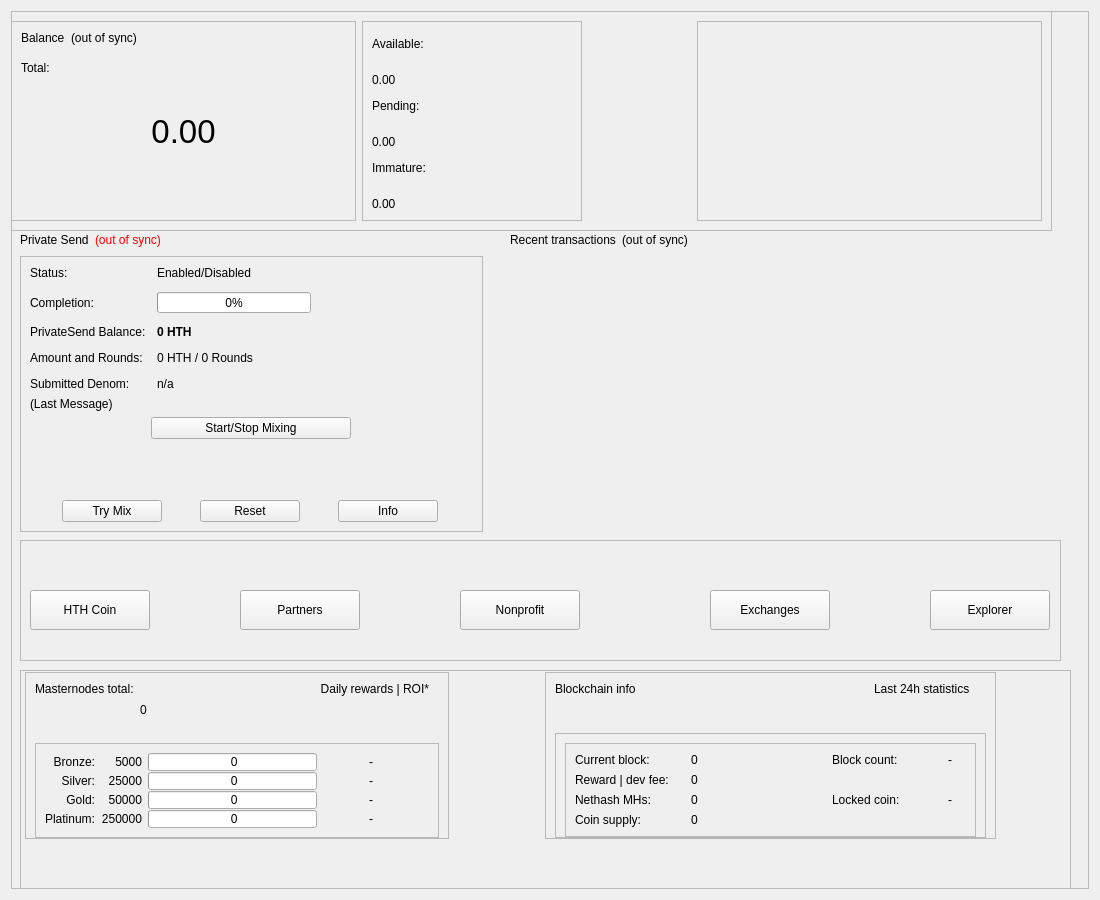
Old version of the form src/qt/forms/overviewpage.ui in the repository devilking6105/HTH-Legacy.
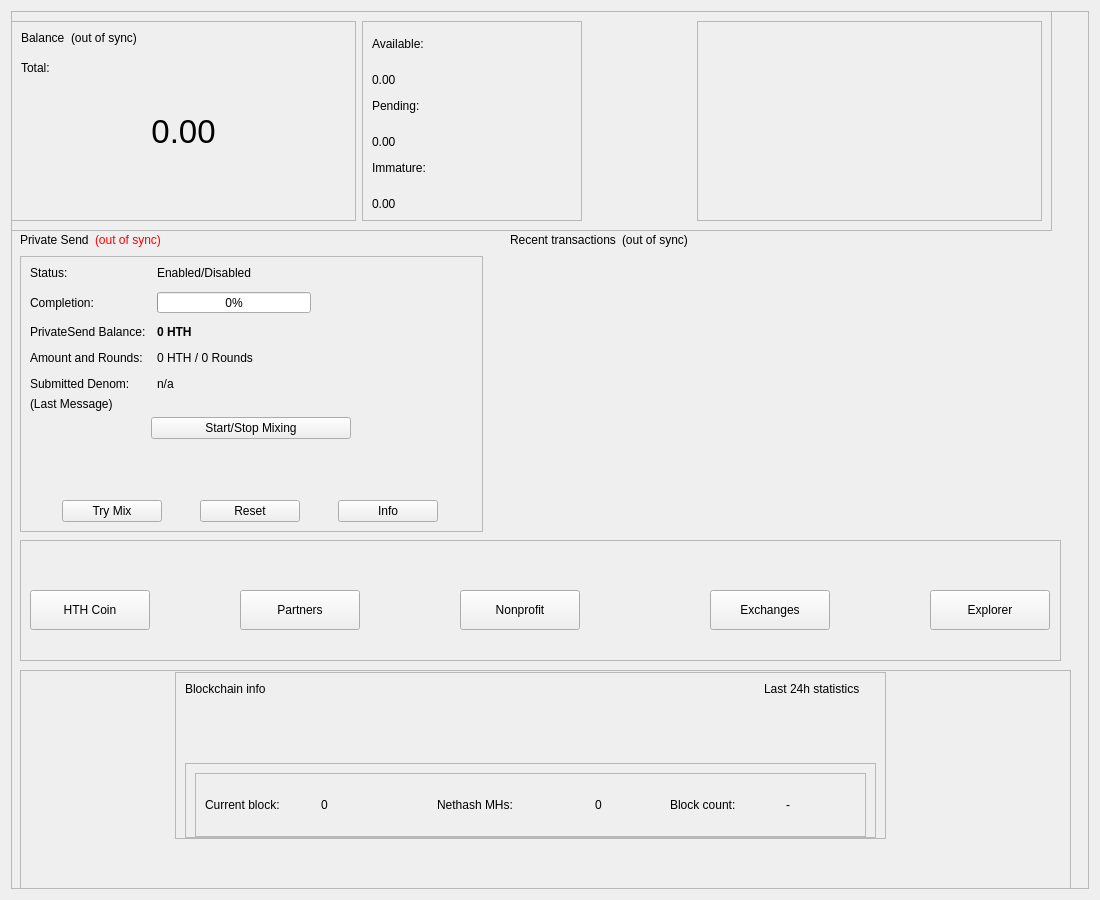
New version of the form.

What changed in the file:
```diff
--- a/src/qt/forms/overviewpage.ui
+++ b/src/qt/forms/overviewpage.ui
@@ -1068,532 +1068,12 @@
       <property name="frameShadow">
        <enum>QFrame::Raised</enum>
       </property>
-      <widget class="QWidget" name="">
-       <property name="geometry">
-        <rect>
-         <x>0</x>
-         <y>0</y>
-         <width>434</width>
-         <height>171</height>
-        </rect>
-       </property>
-       <layout class="QVBoxLayout" name="verticalLayout_12">
-        <item>
-         <widget class="QWidget" name="infoWidget" native="true">
-          <layout class="QVBoxLayout" name="informationWidget">
-           <property name="spacing">
-            <number>5</number>
-           </property>
-           <property name="leftMargin">
-            <number>5</number>
-           </property>
-           <property name="topMargin">
-            <number>2</number>
-           </property>
-           <property name="rightMargin">
-            <number>5</number>
-           </property>
-           <property name="bottomMargin">
-            <number>2</number>
-           </property>
-           <item>
-            <widget class="QFrame" name="frameMnInfo">
-             <property name="frameShape">
-              <enum>QFrame::StyledPanel</enum>
-             </property>
-             <property name="frameShadow">
-              <enum>QFrame::Raised</enum>
-             </property>
-             <layout class="QVBoxLayout" name="verticalLayout_17">
-              <property name="bottomMargin">
-               <number>0</number>
-              </property>
-              <item>
-               <layout class="QHBoxLayout" name="horizontalLayout_9">
-                <item alignment="Qt::AlignTop">
-                 <widget class="QLabel" name="labelMnTotal">
-                  <property name="minimumSize">
-                   <size>
-                    <width>0</width>
-                    <height>0</height>
-                   </size>
-                  </property>
-                  <property name="maximumSize">
-                   <size>
-                    <width>16777215</width>
-                    <height>16777215</height>
-                   </size>
-                  </property>
-                  <property name="text">
-                   <string>Masternodes total:</string>
-                  </property>
-                 </widget>
-                </item>
-                <item>
-                 <widget class="QLabel" name="labelMnTotal_Value">
-                  <property name="text">
-                   <string>0</string>
-                  </property>
-                 </widget>
-                </item>
-                <item>
-                 <spacer name="horizontalSpacer_7">
-                  <property name="orientation">
-                   <enum>Qt::Horizontal</enum>
-                  </property>
-                  <property name="sizeHint" stdset="0">
-                   <size>
-                    <width>40</width>
-                    <height>16</height>
-                   </size>
-                  </property>
-                 </spacer>
-                </item>
-                <item>
-                 <widget class="QLabel" name="labelROI">
-                  <property name="minimumSize">
-                   <size>
-                    <width>0</width>
-                    <height>0</height>
-                   </size>
-                  </property>
-                  <property name="maximumSize">
-                   <size>
-                    <width>16777215</width>
-                    <height>16777215</height>
-                   </size>
-                  </property>
-                  <property name="text">
-                   <string>Daily rewards | ROI*   </string>
-                  </property>
-                  <property name="alignment">
-                   <set>Qt::AlignRight</set>
-                  </property>
-                 </widget>
-                </item>
-               </layout>
-              </item>
-              <item>
-               <widget class="QFrame" name="frameMnInfoLevels">
-                <property name="frameShape">
-                 <enum>QFrame::StyledPanel</enum>
-                </property>
-                <property name="frameShadow">
-                 <enum>QFrame::Raised</enum>
-                </property>
-                <layout class="QGridLayout" name="gridLayout_2">
-                 <property name="verticalSpacing">
-                  <number>1</number>
-                 </property>
-                 <item row="0" column="2">
-                  <widget class="QProgressBar" name="graphMN1">
-                   <property name="minimumSize">
-                    <size>
-                     <width>0</width>
-                     <height>18</height>
-                    </size>
-                   </property>
-                   <property name="maximumSize">
-                    <size>
-                     <width>16777215</width>
-                     <height>18</height>
-                    </size>
-                   </property>
-                   <property name="value">
-                    <number>0</number>
-                   </property>
-                   <property name="format">
-                    <string> %v</string>
-                   </property>
-                  </widget>
-                 </item>
-                 <item row="1" column="2">
-                  <widget class="QProgressBar" name="graphMN2">
-                   <property name="minimumSize">
-                    <size>
-                     <width>0</width>
-                     <height>18</height>
-                    </size>
-                   </property>
-                   <property name="maximumSize">
-                    <size>
-                     <width>16777215</width>
-                     <height>18</height>
-                    </size>
-                   </property>
-                   <property name="value">
-                    <number>0</number>
-                   </property>
-                   <property name="format">
-                    <string> %v</string>
-                   </property>
-                  </widget>
-                 </item>
-                 <item row="3" column="2">
-                  <widget class="QProgressBar" name="graphMN3">
-                   <property name="minimumSize">
-                    <size>
-                     <width>0</width>
-                     <height>18</height>
-                    </size>
-                   </property>
-                   <property name="maximumSize">
-                    <size>
-                     <width>16777215</width>
-                     <height>18</height>
-                    </size>
-                   </property>
-                   <property name="value">
-                    <number>0</number>
-                   </property>
-                   <property name="format">
-                    <string> %v</string>
-                   </property>
-                  </widget>
-                 </item>
-                 <item row="4" column="2">
-                  <widget class="QProgressBar" name="graphMN4">
-                   <property name="minimumSize">
-                    <size>
-                     <width>0</width>
-                     <height>18</height>
-                    </size>
-                   </property>
-                   <property name="maximumSize">
-                    <size>
-                     <width>16777215</width>
-                     <height>18</height>
-                    </size>
-                   </property>
-                   <property name="value">
-                    <number>0</number>
-                   </property>
-                   <property name="format">
-                    <string> %v</string>
-                   </property>
-                  </widget>
-                 </item>
-                 <item row="0" column="3">
-                  <widget class="QLabel" name="roi_11">
-                   <property name="minimumSize">
-                    <size>
-                     <width>50</width>
-                     <height>0</height>
-                    </size>
-                   </property>
-                   <property name="maximumSize">
-                    <size>
-                     <width>16777215</width>
-                     <height>16777215</height>
-                    </size>
-                   </property>
-                   <property name="text">
-                    <string>-</string>
-                   </property>
-                   <property name="alignment">
-                    <set>Qt::AlignRight|Qt::AlignTrailing|Qt::AlignVCenter</set>
-                   </property>
-                  </widget>
-                 </item>
-                 <item row="0" column="4">
-                  <widget class="QLabel" name="roi_12">
-                   <property name="minimumSize">
-                    <size>
-                     <width>50</width>
-                     <height>0</height>
-                    </size>
-                   </property>
-                   <property name="maximumSize">
-                    <size>
-                     <width>16777215</width>
-                     <height>16777215</height>
-                    </size>
-                   </property>
-                   <property name="text">
-                    <string/>
-                   </property>
-                   <property name="alignment">
-                    <set>Qt::AlignLeading|Qt::AlignLeft|Qt::AlignVCenter</set>
-                   </property>
-                  </widget>
-                 </item>
-                 <item row="1" column="3">
-                  <widget class="QLabel" name="roi_21">
-                   <property name="minimumSize">
-                    <size>
-                     <width>50</width>
-                     <height>0</height>
-                    </size>
-                   </property>
-                   <property name="maximumSize">
-                    <size>
-                     <width>16777215</width>
-                     <height>16777215</height>
-                    </size>
-                   </property>
-                   <property name="text">
-                    <string>-</string>
-                   </property>
-                   <property name="alignment">
-                    <set>Qt::AlignRight|Qt::AlignTrailing|Qt::AlignVCenter</set>
-                   </property>
-                  </widget>
-                 </item>
-                 <item row="1" column="4">
-                  <widget class="QLabel" name="roi_22">
-                   <property name="minimumSize">
-                    <size>
-                     <width>50</width>
-                     <height>0</height>
-                    </size>
-                   </property>
-                   <property name="maximumSize">
-                    <size>
-                     <width>16777215</width>
-                     <height>16777215</height>
-                    </size>
-                   </property>
-                   <property name="text">
-                    <string/>
-                   </property>
-                   <property name="alignment">
-                    <set>Qt::AlignLeading|Qt::AlignLeft|Qt::AlignVCenter</set>
-                   </property>
-                  </widget>
-                 </item>
-                 <item row="3" column="3">
-                  <widget class="QLabel" name="roi_31">
-                   <property name="minimumSize">
-                    <size>
-                     <width>50</width>
-                     <height>0</height>
-                    </size>
-                   </property>
-                   <property name="maximumSize">
-                    <size>
-                     <width>16777215</width>
-                     <height>16777215</height>
-                    </size>
-                   </property>
-                   <property name="text">
-                    <string>-</string>
-                   </property>
-                   <property name="alignment">
-                    <set>Qt::AlignRight|Qt::AlignTrailing|Qt::AlignVCenter</set>
-                   </property>
-                  </widget>
-                 </item>
-                 <item row="3" column="4">
-                  <widget class="QLabel" name="roi_32">
-                   <property name="minimumSize">
-                    <size>
-                     <width>50</width>
-                     <height>0</height>
-                    </size>
-                   </property>
-                   <property name="maximumSize">
-                    <size>
-                     <width>16777215</width>
-                     <height>16777215</height>
-                    </size>
-                   </property>
-                   <property name="text">
-                    <string/>
-                   </property>
-                   <property name="alignment">
-                    <set>Qt::AlignLeading|Qt::AlignLeft|Qt::AlignVCenter</set>
-                   </property>
-                  </widget>
-                 </item>
-                 <item row="4" column="3">
-                  <widget class="QLabel" name="roi_41">
-                   <property name="minimumSize">
-                    <size>
-                     <width>50</width>
-                     <height>0</height>
-                    </size>
-                   </property>
-                   <property name="maximumSize">
-                    <size>
-                     <width>16777215</width>
-                     <height>16777215</height>
-                    </size>
-                   </property>
-                   <property name="text">
-                    <string>-</string>
-                   </property>
-                   <property name="alignment">
-                    <set>Qt::AlignRight|Qt::AlignTrailing|Qt::AlignVCenter</set>
-                   </property>
-                  </widget>
-                 </item>
-                 <item row="4" column="4">
-                  <widget class="QLabel" name="roi_42">
-                   <property name="minimumSize">
-                    <size>
-                     <width>50</width>
-                     <height>0</height>
-                    </size>
-                   </property>
-                   <property name="maximumSize">
-                    <size>
-                     <width>16777215</width>
-                     <height>16777215</height>
-                    </size>
-                   </property>
-                   <property name="text">
-                    <string/>
-                   </property>
-                   <property name="alignment">
-                    <set>Qt::AlignLeading|Qt::AlignLeft|Qt::AlignVCenter</set>
-                   </property>
-                  </widget>
-                 </item>
-                 <item row="0" column="0">
-                  <widget class="QLabel" name="label">
-                   <property name="minimumSize">
-                    <size>
-                     <width>0</width>
-                     <height>0</height>
-                    </size>
-                   </property>
-                   <property name="maximumSize">
-                    <size>
-                     <width>16777215</width>
-                     <height>16777215</height>
-                    </size>
-                   </property>
-                   <property name="text">
-                    <string>Bronze:</string>
-                   </property>
-                   <property name="alignment">
-                    <set>Qt::AlignRight|Qt::AlignTrailing|Qt::AlignVCenter</set>
-                   </property>
-                  </widget>
-                 </item>
-                 <item row="1" column="0">
-                  <widget class="QLabel" name="label_2">
-                   <property name="minimumSize">
-                    <size>
-                     <width>0</width>
-                     <height>0</height>
-                    </size>
-                   </property>
-                   <property name="maximumSize">
-                    <size>
-                     <width>16777215</width>
-                     <height>16777215</height>
-                    </size>
-                   </property>
-                   <property name="text">
-                    <string>Silver:</string>
-                   </property>
-                   <property name="alignment">
-                    <set>Qt::AlignRight|Qt::AlignTrailing|Qt::AlignVCenter</set>
-                   </property>
-                  </widget>
-                 </item>
-                 <item row="3" column="0">
-                  <widget class="QLabel" name="label_3">
-                   <property name="minimumSize">
-                    <size>
-                     <width>0</width>
-                     <height>0</height>
-                    </size>
-                   </property>
-                   <property name="maximumSize">
-                    <size>
-                     <width>16777215</width>
-                     <height>16777215</height>
-                    </size>
-                   </property>
-                   <property name="text">
-                    <string>Gold:</string>
-                   </property>
-                   <property name="alignment">
-                    <set>Qt::AlignRight|Qt::AlignTrailing|Qt::AlignVCenter</set>
-                   </property>
-                  </widget>
-                 </item>
-                 <item row="4" column="0">
-                  <widget class="QLabel" name="label_4">
-                   <property name="minimumSize">
-                    <size>
-                     <width>0</width>
-                     <height>0</height>
-                    </size>
-                   </property>
-                   <property name="maximumSize">
-                    <size>
-                     <width>16777215</width>
-                     <height>16777215</height>
-                    </size>
-                   </property>
-                   <property name="text">
-                    <string>Platinum:</string>
-                   </property>
-                   <property name="alignment">
-                    <set>Qt::AlignRight|Qt::AlignTrailing|Qt::AlignVCenter</set>
-                   </property>
-                  </widget>
-                 </item>
-                 <item row="0" column="1">
-                  <widget class="QLabel" name="label_lcolat">
-                   <property name="text">
-                    <string>5000</string>
-                   </property>
-                   <property name="alignment">
-                    <set>Qt::AlignRight|Qt::AlignTrailing|Qt::AlignVCenter</set>
-                   </property>
-                  </widget>
-                 </item>
-                 <item row="1" column="1">
-                  <widget class="QLabel" name="label_mcolat">
-                   <property name="text">
-                    <string>25000</string>
-                   </property>
-                   <property name="alignment">
-                    <set>Qt::AlignRight|Qt::AlignTrailing|Qt::AlignVCenter</set>
-                   </property>
-                  </widget>
-                 </item>
-                 <item row="3" column="1">
-                  <widget class="QLabel" name="label_fcolat">
-                   <property name="text">
-                    <string>50000</string>
-                   </property>
-                   <property name="alignment">
-                    <set>Qt::AlignRight|Qt::AlignTrailing|Qt::AlignVCenter</set>
-                   </property>
-                  </widget>
-                 </item>
-                 <item row="4" column="1">
-                  <widget class="QLabel" name="label_pcolat">
-                   <property name="text">
-                    <string>250000</string>
-                   </property>
-                   <property name="alignment">
-                    <set>Qt::AlignRight|Qt::AlignTrailing|Qt::AlignVCenter</set>
-                   </property>
-                  </widget>
-                 </item>
-                </layout>
-               </widget>
-              </item>
-             </layout>
-            </widget>
-           </item>
-          </layout>
-         </widget>
-        </item>
-       </layout>
-      </widget>
       <widget class="QWidget" name="layoutWidget">
        <property name="geometry">
         <rect>
-         <x>520</x>
+         <x>150</x>
          <y>0</y>
-         <width>461</width>
+         <width>721</width>
          <height>171</height>
         </rect>
        </property>
@@ -1707,79 +1187,7 @@
                     <enum>QFrame::Raised</enum>
                    </property>
                    <layout class="QGridLayout" name="gridLayout_3">
-                    <item row="2" column="4">
-                     <widget class="QLabel" name="label_LockedCoin_value">
-                      <property name="text">
-                       <string>-</string>
-                      </property>
-                      <property name="alignment">
-                       <set>Qt::AlignVCenter</set>
-                      </property>
-                     </widget>
-                    </item>
-                    <item row="3" column="1">
-                     <widget class="QLabel" name="label_Supply_value">
-                      <property name="text">
-                       <string>0</string>
-                      </property>
-                      <property name="alignment">
-                       <set>Qt::AlignVCenter</set>
-                      </property>
-                     </widget>
-                    </item>
-                    <item row="2" column="3">
-                     <widget class="QLabel" name="label_LockedCoin">
-                      <property name="text">
-                       <string>Locked coin:</string>
-                      </property>
-                      <property name="alignment">
-                       <set>Qt::AlignVCenter</set>
-                      </property>
-                     </widget>
-                    </item>
-                    <item row="0" column="4">
-                     <widget class="QLabel" name="label_24hBlock_value">
-                      <property name="minimumSize">
-                       <size>
-                        <width>0</width>
-                        <height>0</height>
-                       </size>
-                      </property>
-                      <property name="maximumSize">
-                       <size>
-                        <width>100</width>
-                        <height>16777215</height>
-                       </size>
-                      </property>
-                      <property name="text">
-                       <string>-</string>
-                      </property>
-                      <property name="alignment">
-                       <set>Qt::AlignVCenter</set>
-                      </property>
-                     </widget>
-                    </item>
-                    <item row="1" column="1">
-                     <widget class="QLabel" name="label_CurrentBlockReward_value">
-                      <property name="text">
-                       <string>0</string>
-                      </property>
-                      <property name="alignment">
-                       <set>Qt::AlignVCenter</set>
-                      </property>
-                     </widget>
-                    </item>
-                    <item row="1" column="0">
-                     <widget class="QLabel" name="label_CurrentBlockReward">
-                      <property name="text">
-                       <string>Reward | dev fee:</string>
-                      </property>
-                      <property name="alignment">
-                       <set>Qt::AlignVCenter</set>
-                      </property>
-                     </widget>
-                    </item>
-                    <item row="2" column="0">
+                    <item row="0" column="2">
                      <widget class="QLabel" name="label_Nethash">
                       <property name="text">
                        <string>Nethash MHs:</string>
@@ -1789,10 +1197,22 @@
                       </property>
                      </widget>
                     </item>
-                    <item row="2" column="1">
-                     <widget class="QLabel" name="label_Nethash_value">
+                    <item row="0" column="8">
+                     <widget class="QLabel" name="label_24hBlock_value">
+                      <property name="minimumSize">
+                       <size>
+                        <width>0</width>
+                        <height>0</height>
+                       </size>
+                      </property>
+                      <property name="maximumSize">
+                       <size>
+                        <width>100</width>
+                        <height>16777215</height>
+                       </size>
+                      </property>
                       <property name="text">
-                       <string>0</string>
+                       <string>-</string>
                       </property>
                       <property name="alignment">
                        <set>Qt::AlignVCenter</set>
@@ -1843,7 +1263,7 @@
                       </property>
                      </widget>
                     </item>
-                    <item row="0" column="3">
+                    <item row="0" column="7">
                      <widget class="QLabel" name="label_24hBlock">
                       <property name="minimumSize">
                        <size>
@@ -1865,7 +1285,7 @@
                       </property>
                      </widget>
                     </item>
-                    <item row="0" column="2">
+                    <item row="0" column="5">
                      <widget class="QLabel" name="label_spacer">
                       <property name="minimumSize">
                        <size>
@@ -1884,10 +1304,10 @@
                       </property>
                      </widget>
                     </item>
-                    <item row="3" column="0">
-                     <widget class="QLabel" name="label_Supply">
+                    <item row="0" column="6">
+                     <widget class="QLabel" name="label_Nethash_value">
                       <property name="text">
-                       <string>Coin supply:</string>
+                       <string>0</string>
                       </property>
                       <property name="alignment">
                        <set>Qt::AlignVCenter</set>
```
